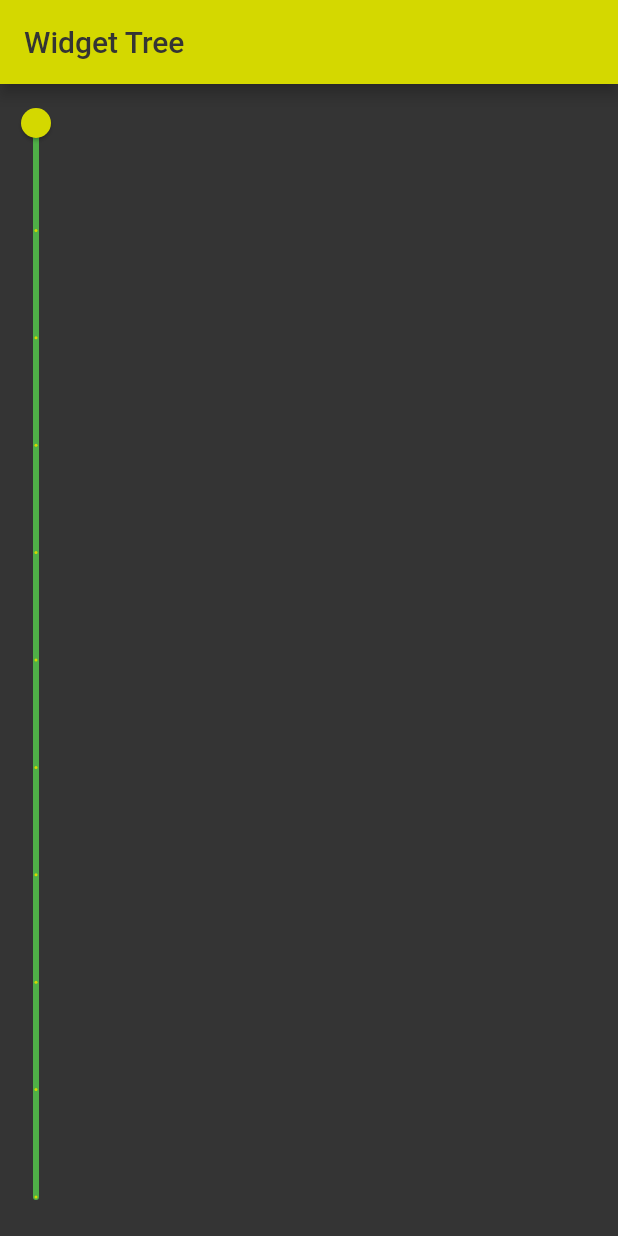
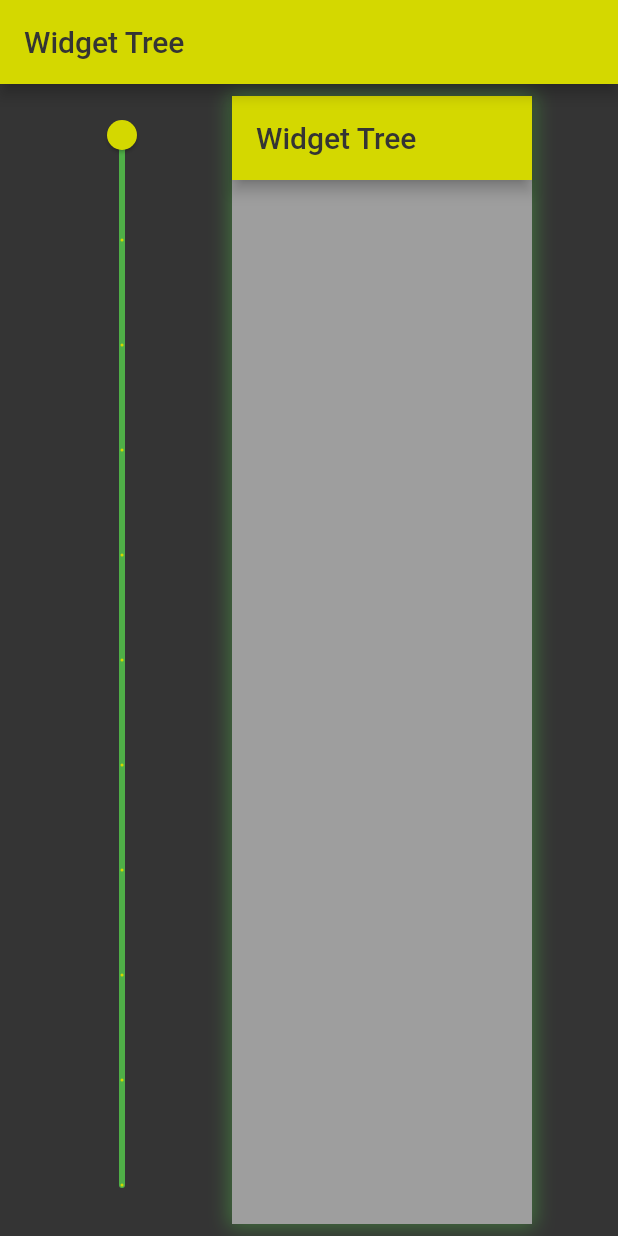
Before and after one commit to cosee/rheinmainflutter, a Flutter app: the screen it shows after launch, on a phone screen of 412 x 824 dp. Run offline on Flutter 3.47's test engine with Material 2 defaults, Android fonts, the light colour scheme and no system bars.

Commit message:
Started with InteractiveScaffold implementation

```diff
--- a/lib/widget_tree/pages/widget_tree_page.dart
+++ b/lib/widget_tree/pages/widget_tree_page.dart
@@ -1,6 +1,7 @@
 import 'package:flutter/material.dart';
-import 'package:flutterrheinmain/widget_tree/widgets/app_bar.dart';
+
 import 'package:flutterrheinmain/widget_tree/widgets/scaffold_body.dart';
+import 'package:flutterrheinmain/widget_tree/widgets/widget_tree_app_bar.dart';
 
 class WidgetTreePage extends StatelessWidget {
   @override
--- a/lib/widget_tree/widgets/interactive_scaffold/interactive_scaffold.dart
+++ b/lib/widget_tree/widgets/interactive_scaffold/interactive_scaffold.dart
@@ -1,11 +1,11 @@
-
 import 'package:flutter/material.dart';
+import 'package:flutterrheinmain/core/resources/colors.dart';
+import 'package:flutterrheinmain/widget_tree/widgets/widget_tree_app_bar.dart';
 
 class InteractiveScaffold extends StatelessWidget {
-
   @override
-  Widget build(BuildContext context) {
-    // TODO: implement build
-    return null;
-  }
+  Widget build(BuildContext context) => Scaffold(
+    backgroundColor: Colors.grey,
+        appBar: WidgetTreeAppBar(),
+      );
 }
--- a/lib/widget_tree/widgets/scaffold_body.dart
+++ b/lib/widget_tree/widgets/scaffold_body.dart
@@ -1,4 +1,6 @@
 import 'package:flutter/material.dart';
+import 'package:flutterrheinmain/core/resources/colors.dart';
+import 'package:flutterrheinmain/widget_tree/widgets/interactive_scaffold/interactive_scaffold.dart';
 import 'package:provider/provider.dart';
 
 import 'package:flutterrheinmain/widget_tree/provider/widget_tree_provider.dart';
@@ -7,10 +9,15 @@ import 'package:flutterrheinmain/widget_tree/widgets/depth_slider.dart';
 class ScaffoldBody extends StatelessWidget {
   @override
   Widget build(BuildContext context) => _createChangeNotifierProvider(
-        child: Row(
-          children: <Widget>[
-            _createVerticalDepthSlider(),
-          ],
+        child: Padding(
+          padding: const EdgeInsets.all(8.0),
+          child: Row(
+            mainAxisAlignment: MainAxisAlignment.spaceEvenly,
+            children: <Widget>[
+              _createVerticalDepthSlider(),
+              _createInteractiveScaffold(),
+            ],
+          ),
         ),
       );
 
@@ -21,4 +28,15 @@ class ScaffoldBody extends StatelessWidget {
         quarterTurns: 1,
         child: DepthSlider(),
       );
+
+  _createInteractiveScaffold() => Container(
+        width: 200,
+        decoration: BoxDecoration(boxShadow: [
+          BoxShadow(
+              color: CustomColors.coseeMiddleGreen.withOpacity(0.5),
+              spreadRadius: 2,
+              blurRadius: 10)
+        ]),
+        child: InteractiveScaffold(),
+      );
 }
```
Also changed, not shown: lib/widget_tree/widgets/widget_tree_app_bar.dart (renamed from lib/widget_tree/widgets/app_bar.dart).
